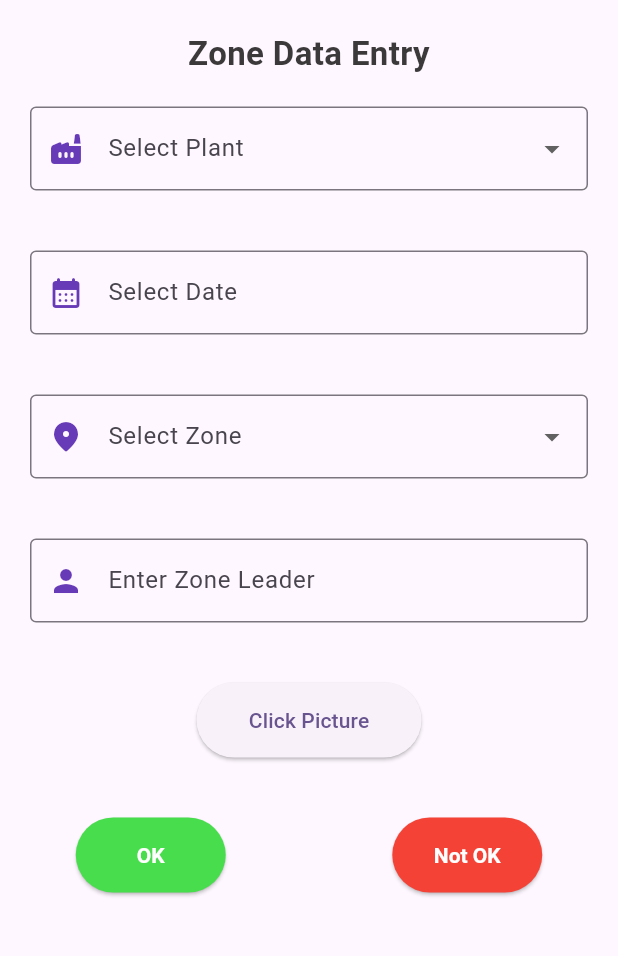
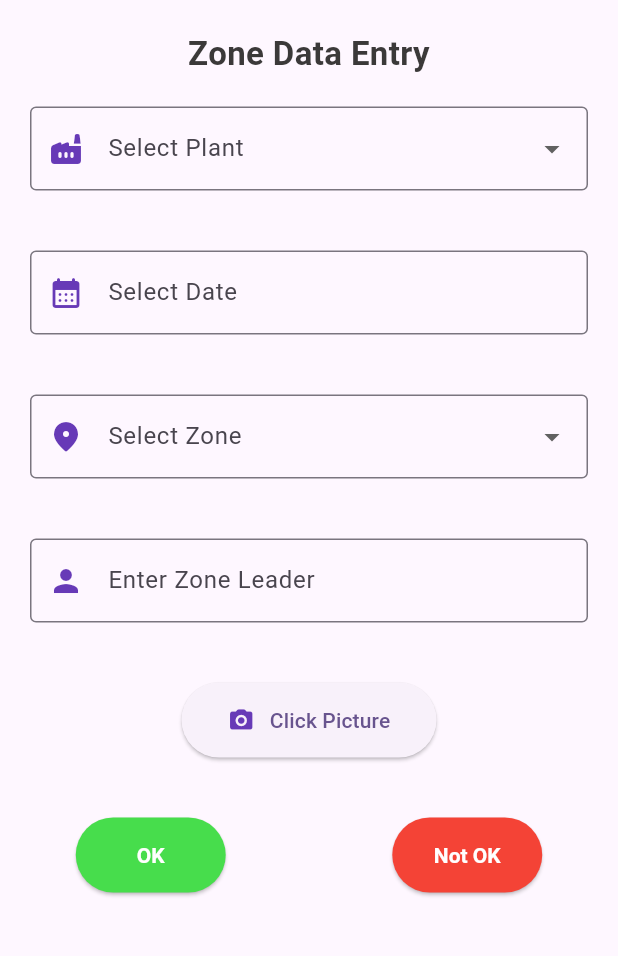
Before and after one commit to a-mythh/Fixed-Point-Adherence, a Flutter app: the screen it shows after launch, after a tap on "Click Picture", on a phone screen of 412 x 824 dp, the part 189-1145 px from its top. Run offline on Flutter 3.47's test engine with Material 2 defaults, Android fonts, the phone set to English and light mode, and no system bars; our stand-ins replace image_picker.

```diff
--- a/lib/data_entry_form.dart
+++ b/lib/data_entry_form.dart
@@ -1,5 +1,9 @@
 import 'package:flutter/material.dart';
 import 'package:intl/intl.dart';
+import 'package:image_picker/image_picker.dart';
+import 'dart:io';
+import 'package:flutter/services.dart';
+
 import 'package:path_validation/models/zone_details.dart';
 import 'package:path_validation/submit_form.dart';
 
@@ -44,6 +48,30 @@ class _DataEntryFormState extends State<DataEntryForm> {
       setState(() {
         _date_picked_Controller.text = DateFormat('dd-MMMM-yyyy').format(datePicked);
       });
+    }
+  }
+
+  File? _image;
+
+  // function to pick image from camera
+  Future getImage() async {
+
+    try {
+
+      final image = await ImagePicker().pickImage(source: ImageSource.camera);
+
+      if (image == null) return;
+
+      final imageTemp = File(image.path);
+
+      setState(() {
+        this._image = imageTemp;
+      });
+
+    } on PlatformException catch (e) {
+
+      print("Failed to pick image: $e");
+
     }
   }
 
@@ -219,14 +247,38 @@ class _DataEntryFormState extends State<DataEntryForm> {
 
                   child: SizedBox(
 
-                    width: 150,
+                    width: 170,
                     height: 50,
 
                     child: ElevatedButton(
 
-                      onPressed: () {},
+                      onPressed: getImage,
 
-                      child: const Text('Click Picture'),
+                      child: _image == null ? const Row(
+
+                        mainAxisAlignment: MainAxisAlignment.center,
+
+                        children: [
+                          Icon(
+                            Icons.camera_alt_rounded,
+                            color: Colors.deepPurple,
+                          ),
+                          SizedBox(width: 10,),
+                          Text('Click Picture'),
+                        ],
+                      ) : const Row(
+
+                        mainAxisAlignment: MainAxisAlignment.center,
+
+                        children: [
+                          Text('Click Again'),
+                          SizedBox(width: 10,),
+                          Icon(
+                            Icons.replay_rounded,
+                            color: Colors.deepPurple,
+                          ),
+                        ],
+                      ),
 
                     ),
 
@@ -265,6 +317,7 @@ class _DataEntryFormState extends State<DataEntryForm> {
                           zoneDetails.zoneName = _selected_zone!;
                           zoneDetails.zoneLeader = _zone_leader_Controller.text;
                           zoneDetails.pathType = "OK";
+                          zoneDetails.image = _image!;
 
                           // Go to submit page
                           Navigator.push(context, MaterialPageRoute(builder: (context) {
@@ -306,6 +359,7 @@ class _DataEntryFormState extends State<DataEntryForm> {
                           zoneDetails.zoneName = _selected_zone!;
                           zoneDetails.zoneLeader = _zone_leader_Controller.text;
                           zoneDetails.pathType = "Not OK";
+                          zoneDetails.image = _image!;
 
                           // Go to submit page
                           Navigator.push(context, MaterialPageRoute(builder: (context) {
--- a/lib/main.dart
+++ b/lib/main.dart
@@ -1,6 +1,5 @@
 import 'package:flutter/material.dart';
 import 'package:path_validation/data_entry_form.dart';
-import 'package:path_validation/input_form.dart';
 // import 'package:path_validation/form_input.dart';
 // import 'package:path_validation/input_form.dart';
 // import 'package:path_validation/input_form.dart';
@@ -32,6 +31,7 @@ class HomePage extends StatelessWidget {
         foregroundColor: Colors.white,
       ),
       // body: const InputForm(),
+      // body: const PictureInput(),
       body: const DataEntryForm(),
     );
   }
--- a/lib/models/zone_details.dart
+++ b/lib/models/zone_details.dart
@@ -1,4 +1,5 @@
 import 'package:flutter/material.dart';
+import 'dart:io';
 
 class ZoneDetails {
 
@@ -6,8 +7,7 @@ class ZoneDetails {
   late String datePicked;
   late String zoneName;
   late String zoneLeader;
-
-  // one required for picture
+  late File image;
 
   late String pathType;
 
--- a/pubspec.yaml
+++ b/pubspec.yaml
@@ -31,6 +31,8 @@ dependencies:
   flutter:
     sdk: flutter
   intl: ^0.17.0
+  image_picker: ^1.0.1
+  path_provider: ^2.0.15
 
 
   # The following adds the Cupertino Icons font to your application.
```
Also changed, not shown: lib/camera_page.dart (deleted, +0 -141 lines), lib/image_preview.dart (deleted, +0 -26 lines), lib/input_form.dart (deleted, +0 -109 lines), lib/submit_form.dart (+22 -1 lines), pubspec.lock.
